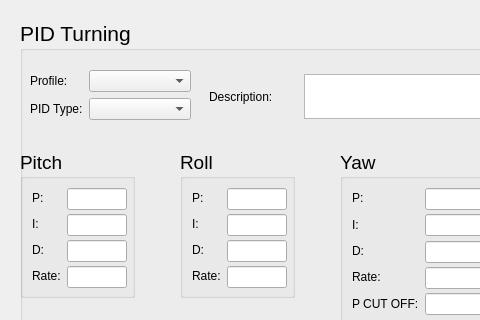
Qt form src/uavconfig.ui (nlbtuyen/ConfigurationGCS) before a commit; both pictures show x 0 to 480 and y 0 to 320 of the 730 by 546 pixel window.
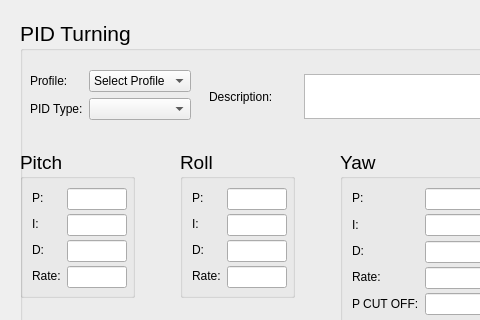
The same form after that commit. The open tabs and pages were chosen to show the change. Icons and pictures are not drawn.

What changed in the file:
```diff
--- a/src/uavconfig.ui
+++ b/src/uavconfig.ui
@@ -3874,12 +3874,15 @@
           <property name="editable">
            <bool>false</bool>
           </property>
+          <property name="currentText">
+           <string>Select Profile</string>
+          </property>
           <property name="currentIndex">
            <number>0</number>
           </property>
           <item>
            <property name="text">
-            <string/>
+            <string>Select Profile</string>
            </property>
           </item>
           <item>
```
Left out of the diff: 8 changed lines with no effect on the pictures.
